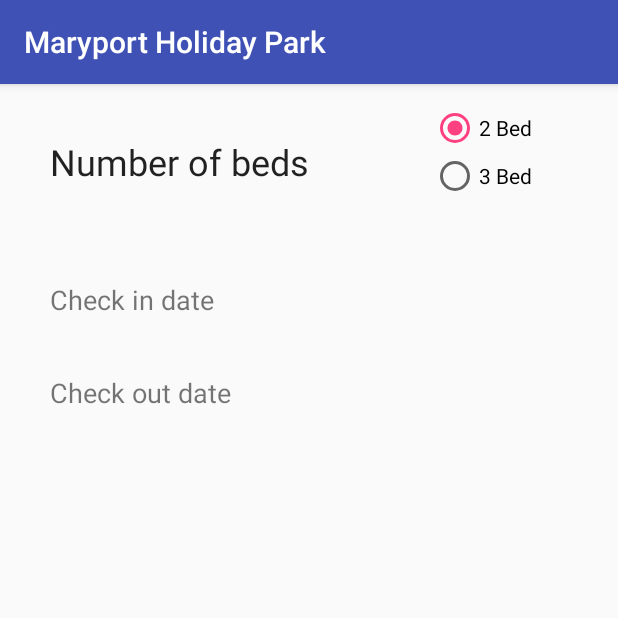
After one commit to leannemcn/MaryportHolidayPark, an Android app: the BookingPage screen opened directly, with no data from a screen before it, on a phone screen of 412 x 824 dp, the top half of it. The commit adds this screen. Run offline under Robolectric (Android 15) with nearby library versions, the phone set to English and light mode, and no system bars.

Commit message:
Booking page (check in/out)

```diff
--- a/app/build.gradle
+++ b/app/build.gradle
@@ -28,5 +28,6 @@ dependencies {
     testImplementation 'junit:junit:4.12'
     androidTestImplementation 'com.android.support.test:runner:1.0.2'
     androidTestImplementation 'com.android.support.test.espresso:espresso-core:3.0.2'
+    implementation 'com.android.support:design:28.0.0'
 }
 apply plugin: 'com.google.gms.google-services'
--- a/app/src/main/AndroidManifest.xml
+++ b/app/src/main/AndroidManifest.xml
@@ -17,7 +17,8 @@
             </intent-filter>
         </activity>
         <activity android:name=".RegisterPage" />
-        <activity android:name=".ProfilePage"></activity>
+        <activity android:name=".ProfilePage" />
+        <activity android:name=".BookingPage"></activity>
     </application>
 
 </manifest>
--- /dev/null
+++ b/app/src/main/java/com/example/b00682737/maryportholidaypark/BookingPage.java
@@ -0,0 +1,89 @@
+package com.example.b00682737.maryportholidaypark;
+
+import android.app.DatePickerDialog;
+import android.graphics.Color;
+import android.graphics.drawable.ColorDrawable;
+import android.support.v7.app.AppCompatActivity;
+import android.os.Bundle;
+import android.util.Log;
+import android.view.View;
+import android.widget.DatePicker;
+import android.widget.RadioButton;
+import android.widget.RadioGroup;
+import android.widget.TextView;
+
+import java.util.Calendar;
+
+public class BookingPage extends AppCompatActivity {
+
+    private static final String TAG = "BookingPage";
+    private TextView mDisplayDate;
+    private DatePickerDialog.OnDateSetListener mDateSetListener, mDateSetListener2;
+    private TextView mDisplayDate2;
+
+
+    @Override
+    protected void onCreate(Bundle savedInstanceState) {
+        super.onCreate(savedInstanceState);
+        setContentView(R.layout.activity_booking_page);
+        mDisplayDate = (TextView) findViewById(R.id.checkIn);
+        mDisplayDate2 = (TextView) findViewById(R.id.checkOut);
+
+        mDisplayDate.setOnClickListener(new View.OnClickListener(){
+            @Override
+            public void onClick(View view){
+                Calendar cal = Calendar.getInstance();
+                int year = cal.get(Calendar.YEAR);
+                int day = cal.get(Calendar.DAY_OF_MONTH);
+                int month = cal.get(Calendar.MONTH);
+
+                DatePickerDialog dialog = new DatePickerDialog(
+                        BookingPage.this,
+                        android.R.style.Theme_Light, mDateSetListener, year, day, month);
+                dialog.getWindow().setBackgroundDrawable(new ColorDrawable(Color.TRANSPARENT));
+                dialog.show();
+            }
+        });
+
+        mDisplayDate2.setOnClickListener(new View.OnClickListener(){
+            @Override
+            public void onClick(View view){
+                Calendar cal2 = Calendar.getInstance();
+                int year = cal2.get(Calendar.YEAR);
+                int day = cal2.get(Calendar.DAY_OF_MONTH);
+                int month = cal2.get(Calendar.MONTH);
+
+                DatePickerDialog dialog2 = new DatePickerDialog(
+                        BookingPage.this,
+                        android.R.style.Theme_Light, mDateSetListener2, year, day, month);
+                dialog2.getWindow().setBackgroundDrawable(new ColorDrawable(Color.TRANSPARENT));
+                dialog2.show();
+            }
+        });
+
+        mDateSetListener = new DatePickerDialog.OnDateSetListener() {
+            @Override
+            public void onDateSet(DatePicker datePicker, int year, int month, int day) {
+                month = month + 1; //this makes january appear as month 1 instead of 0
+                Log.d(TAG, "onDateSet: mm/dd/yyyy: " + month + "/" + day + "/" + year );
+                String date = month + "/" + day + "/" + year;
+                mDisplayDate.setText(date);
+            }
+
+        };
+
+        mDateSetListener2 = new DatePickerDialog.OnDateSetListener() {
+            @Override
+            public void onDateSet(DatePicker datePicker, int year, int month, int day) {
+                month = month + 1; //this makes january appear as month 1 instead of 0
+                Log.d(TAG, "onDateSet: mm/dd/yyyy: " + month + "/" + day + "/" + year );
+                String date = month + "/" + day + "/" + year;
+                mDisplayDate2.setText(date);
+            }
+
+        };
+
+    }
+
+
+}
--- a/app/src/main/java/com/example/b00682737/maryportholidaypark/LoginPage.java
+++ b/app/src/main/java/com/example/b00682737/maryportholidaypark/LoginPage.java
@@ -53,8 +53,9 @@ public class LoginPage extends AppCompatActivity {
         registerHere.setOnClickListener(new View.OnClickListener() {
             @Override
             public void onClick(View view) {
-                startActivity(new Intent(LoginPage.this, RegisterPage.class));
-            } //to allow users to register an account
+                Intent registerOpen = new Intent(LoginPage.this, RegisterPage.class);
+                LoginPage.this.startActivity(registerOpen);
+            } //this will open register page once selected
         });
 
     }
--- /dev/null
+++ b/app/src/main/res/layout/activity_booking_page.xml
@@ -0,0 +1,66 @@
+<?xml version="1.0" encoding="utf-8"?>
+<RelativeLayout xmlns:android="http://schemas.android.com/apk/res/android"
+    xmlns:app="http://schemas.android.com/apk/res-auto"
+    xmlns:tools="http://schemas.android.com/tools"
+    android:layout_width="match_parent"
+    android:layout_height="match_parent"
+    tools:context=".BookingPage">
+
+    <RadioGroup
+        android:id="@+id/radioGroup"
+        android:layout_width="wrap_content"
+        android:layout_height="wrap_content"
+        android:layout_alignParentEnd="true"
+        android:layout_alignParentTop="true"
+        android:layout_marginEnd="57dp"
+        android:layout_marginTop="13dp">
+
+        <RadioButton
+            android:id="@+id/radio_twobed"
+            android:layout_width="wrap_content"
+            android:layout_height="wrap_content"
+            android:checked="true"
+            android:text="@string/radio_twoBed" />
+
+        <RadioButton
+            android:id="@+id/radio_threebed"
+            android:layout_width="wrap_content"
+            android:layout_height="wrap_content"
+            android:text="@string/radio_threeBed" />
+
+    </RadioGroup>
+
+    <TextView
+        android:id="@+id/textView2"
+        android:layout_width="182dp"
+        android:layout_height="49dp"
+        android:layout_alignParentStart="true"
+        android:layout_alignParentTop="true"
+        android:layout_marginStart="33dp"
+        android:layout_marginTop="35dp"
+        android:text="Number of beds"
+        android:textAppearance="@style/TextAppearance.AppCompat"
+        android:textSize="24sp" />
+
+    <TextView
+        android:id="@+id/checkIn"
+        android:layout_width="wrap_content"
+        android:layout_height="wrap_content"
+        android:layout_alignParentTop="true"
+        android:layout_alignStart="@+id/textView2"
+        android:layout_marginTop="131dp"
+        android:text="Check in date"
+        android:textSize="18sp" />
+
+    <TextView
+        android:id="@+id/checkOut"
+        android:layout_width="wrap_content"
+        android:layout_height="wrap_content"
+        android:layout_alignParentTop="true"
+        android:layout_alignStart="@+id/textView2"
+        android:layout_marginTop="193dp"
+        android:text="Check out date"
+        android:textSize="18sp"
+        tools:text="Check out date" />
+
+</RelativeLayout>
--- a/app/src/main/res/values/strings.xml
+++ b/app/src/main/res/values/strings.xml
@@ -1,3 +1,5 @@
 <resources>
     <string name="app_name">Maryport Holiday Park</string>
+    <string name = "radio_twoBed">2 Bed</string>
+    <string name = "radio_threeBed">3 Bed</string>
 </resources>
```
Also changed, not shown: app/src/main/java/com/example/b00682737/maryportholidaypark/ProfilePage.java (+33 -0 lines), app/src/main/res/layout/activity_profile_page.xml (+58 -3 lines), app/src/main/res/layout/activity_register_page.xml (+30 -72 lines).
